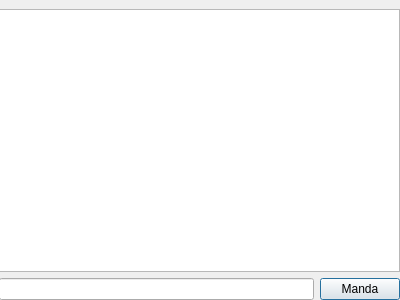
Above: QTClient/home.ui from giuseppegiuffry/MeetingApp before the change. Below: the same form after it.
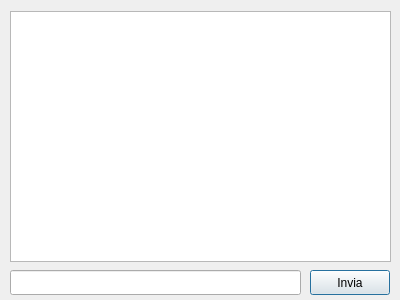
That is the form after the change.

```diff
--- a/QTClient/home.ui
+++ b/QTClient/home.ui
@@ -13,34 +13,38 @@
   <property name="windowTitle">
    <string>Dialog</string>
   </property>
-  <widget class="QWidget" name="verticalLayoutWidget_2">
+  <widget class="QListWidget" name="com">
    <property name="geometry">
     <rect>
-     <x>-1</x>
-     <y>9</y>
-     <width>401</width>
-     <height>291</height>
+     <x>10</x>
+     <y>11</y>
+     <width>381</width>
+     <height>251</height>
     </rect>
    </property>
-   <layout class="QVBoxLayout" name="verticalLayout_3">
-    <item>
-     <widget class="QListWidget" name="com"/>
-    </item>
-    <item>
-     <layout class="QHBoxLayout" name="horizontalLayout_3">
-      <item>
-       <widget class="QLineEdit" name="msg"/>
-      </item>
-      <item>
-       <widget class="QPushButton" name="pushButton">
-        <property name="text">
-         <string>Manda</string>
-        </property>
-       </widget>
-      </item>
-     </layout>
-    </item>
-   </layout>
+  </widget>
+  <widget class="QLineEdit" name="msg">
+   <property name="geometry">
+    <rect>
+     <x>10</x>
+     <y>270</y>
+     <width>291</width>
+     <height>25</height>
+    </rect>
+   </property>
+  </widget>
+  <widget class="QPushButton" name="pushButton">
+   <property name="geometry">
+    <rect>
+     <x>310</x>
+     <y>270</y>
+     <width>80</width>
+     <height>25</height>
+    </rect>
+   </property>
+   <property name="text">
+    <string>Invia</string>
+   </property>
   </widget>
  </widget>
  <resources/>
```
